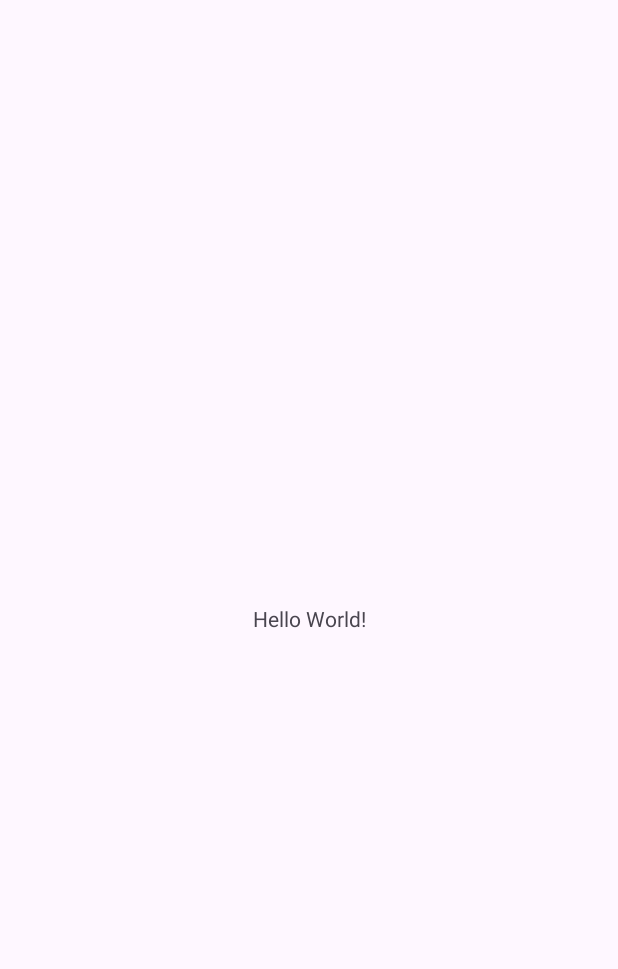
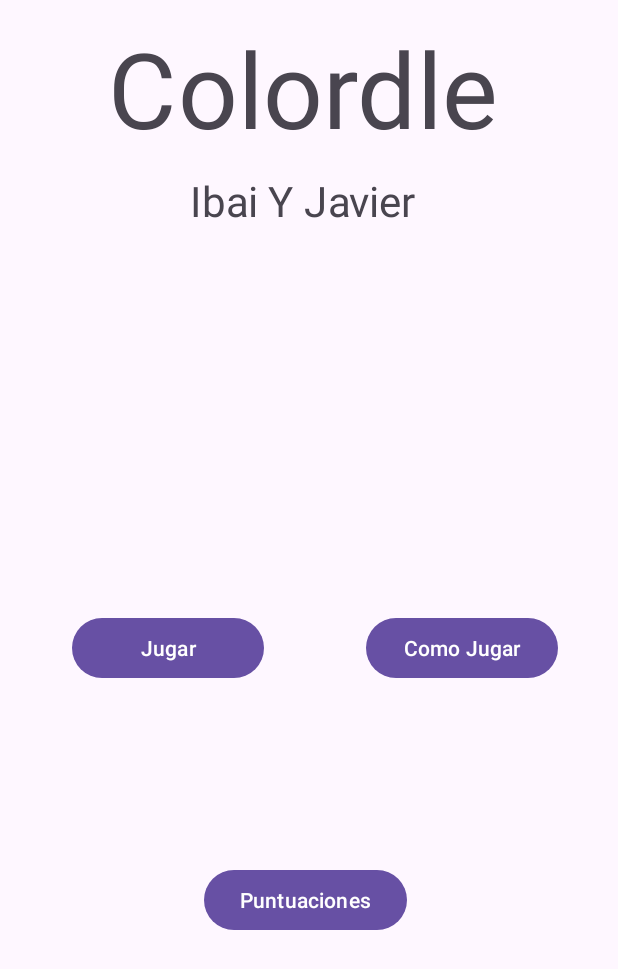
Before and after one commit to JavierPrado-Clase/Colorinchis, an Android app: the screen it shows after launch (MainActivity), on a phone screen of 412 x 824 dp. Before the commit the part shown is almost empty. Shown: the top 969 px of the screen. Run offline under Robolectric (Android 15) with nearby library versions, the phone set to English and light mode, and no system bars.

Commit message:
Creada base de pagina principal

```diff
--- a/app/src/main/java/com/javierprado/colordle/MainActivity.java
+++ b/app/src/main/java/com/javierprado/colordle/MainActivity.java
@@ -20,5 +20,6 @@ public class MainActivity extends AppCompatActivity {
             v.setPadding(systemBars.left, systemBars.top, systemBars.right, systemBars.bottom);
             return insets;
         });
+
     }
 }
--- a/app/src/main/res/layout/activity_main.xml
+++ b/app/src/main/res/layout/activity_main.xml
@@ -7,13 +7,57 @@
     android:layout_height="match_parent"
     tools:context=".MainActivity">
 
-    <TextView
+    <Button
+        android:id="@+id/button"
+        android:layout_width="128dp"
+        android:layout_height="48dp"
+        android:layout_marginStart="48dp"
+        android:layout_marginBottom="120dp"
+        android:text="Jugar"
+        app:layout_constraintBottom_toTopOf="@+id/button3"
+        app:layout_constraintStart_toStartOf="parent" />
+
+    <Button
+        android:id="@+id/button2"
+        android:layout_width="128dp"
+        android:layout_height="48dp"
+        android:layout_marginStart="68dp"
+        android:layout_marginBottom="120dp"
+        android:text="Como Jugar"
+        app:layout_constraintBottom_toTopOf="@+id/button3"
+        app:layout_constraintStart_toEndOf="@+id/button" />
+
+    <Button
+        android:id="@+id/button3"
         android:layout_width="wrap_content"
         android:layout_height="wrap_content"
-        android:text="Hello World!"
+        android:layout_marginStart="136dp"
+        android:layout_marginBottom="200dp"
+        android:text="Puntuaciones"
         app:layout_constraintBottom_toBottomOf="parent"
-        app:layout_constraintEnd_toEndOf="parent"
+        app:layout_constraintStart_toStartOf="parent" />
+
+    <TextView
+        android:id="@+id/textView"
+        android:layout_width="wrap_content"
+        android:layout_height="wrap_content"
+        android:layout_marginStart="176dp"
+        android:layout_marginTop="48dp"
+        android:scaleX="5"
+        android:scaleY="5"
+        android:text="Colordle"
         app:layout_constraintStart_toStartOf="parent"
         app:layout_constraintTop_toTopOf="parent" />
 
+    <TextView
+        android:id="@+id/textView2"
+        android:layout_width="wrap_content"
+        android:layout_height="wrap_content"
+        android:layout_marginStart="164dp"
+        android:layout_marginTop="56dp"
+        android:scaleX="2"
+        android:scaleY="2"
+        android:text="Ibai Y Javier"
+        app:layout_constraintStart_toStartOf="parent"
+        app:layout_constraintTop_toBottomOf="@+id/textView" />
 </androidx.constraintlayout.widget.ConstraintLayout>
```
